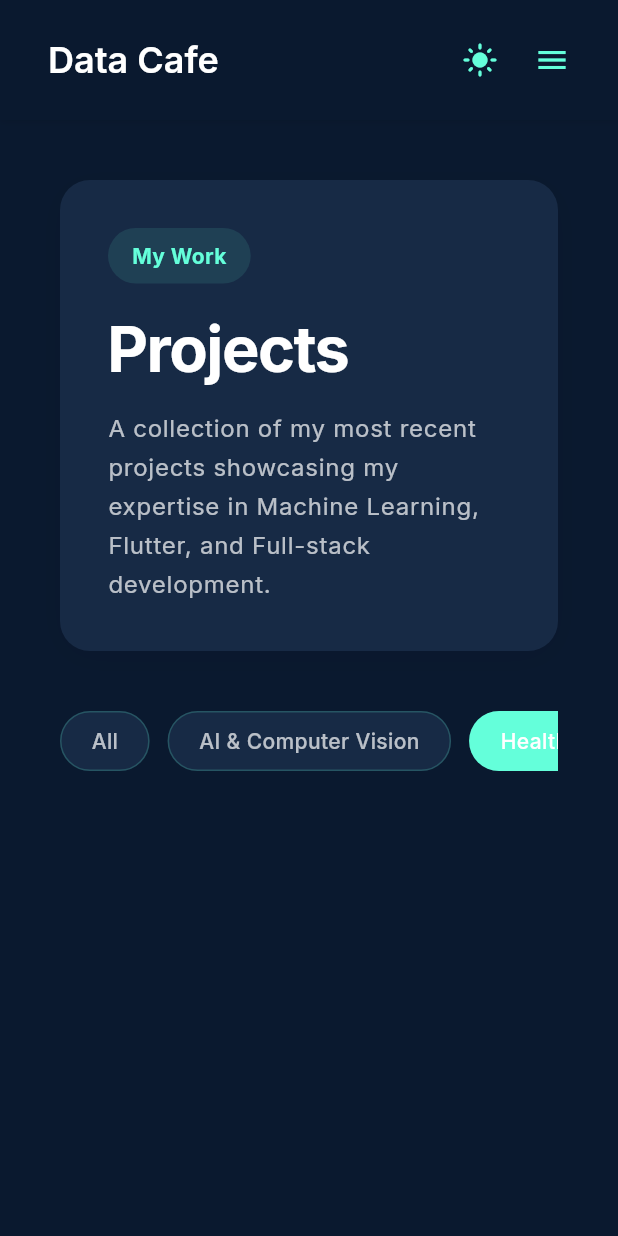
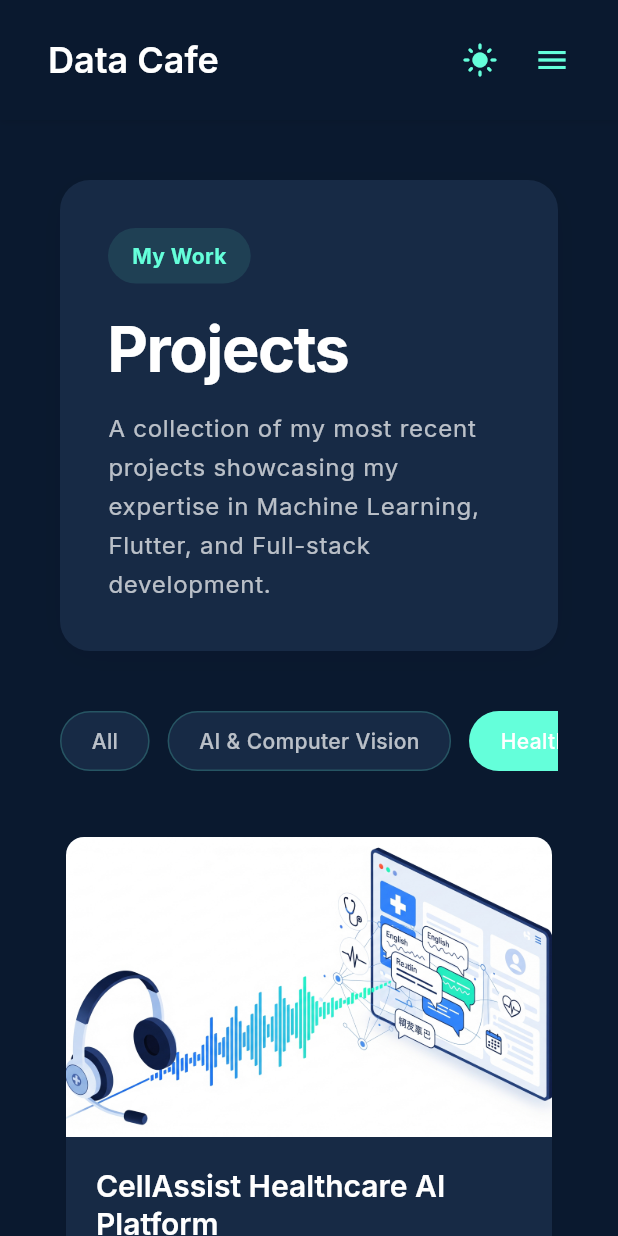
Before and after one commit to rohitk523/Personal-website, a Flutter app: the PortfolioScreen screen opened by its route, after a tap on "AI & Computer Vision", after a tap on "Healthcare & AI", on a phone screen of 412 x 824 dp. Run offline on Flutter 3.47's test engine with Material 3 defaults, Android fonts, the light colour scheme and no system bars; our stand-ins replace animated_text_kit, font_awesome_flutter, google_fonts, shared_preferences; accounts and stored records are empty.

Commit message:
Fix project filtering: enable multi-category support and clean up tech stacks
- Projects can now appear in multiple categories based on their technologies
- Removed non-technical entries like 'Environment Management', 'Testing Framework'
- Kept only actual technologies and frameworks
- Improved categorization logic with proper switch-case implementation

```diff
--- a/flutter_portfolio/lib/screens/portfolio_screen.dart
+++ b/flutter_portfolio/lib/screens/portfolio_screen.dart
@@ -18,29 +18,26 @@ class _PortfolioScreenState extends State<PortfolioScreen> {
     if (selectedCategory == 'All') {
       return projects;
     }
-    return projects.where((project) => _getProjectCategory(project) == selectedCategory).toList();
+    return projects.where((project) => _projectBelongsToCategory(project, selectedCategory)).toList();
   }
 
-  String _getProjectCategory(Project project) {
-    // Categorize based on technologies
+  bool _projectBelongsToCategory(Project project, String category) {
     final techs = project.technologies.map((t) => t.toLowerCase()).toList();
 
-    if (techs.any((t) => ['flutter', 'dart', 'react native', 'mobile'].contains(t))) {
-      return 'Mobile Apps';
+    switch (category) {
+      case 'Mobile Apps':
+        return techs.any((t) => ['flutter', 'dart', 'react native', 'mobile'].contains(t));
+      case 'AI & Computer Vision':
+        return techs.any((t) => ['machine learning', 'computer vision', 'ai', 'yolo', 'detectron2', 'pytorch', 'deepsort', 'sports analytics', 'trajectory analysis', 'object detection', 'opencv', 'yolov8', 'yolov11', 'roboflow', 'gemini'].contains(t));
+      case 'Web Development':
+        return techs.any((t) => ['next.js', 'react', 'typescript', 'javascript', 'web', 'vercel', 'bun', 'shadcn/ui', 'github pages'].contains(t));
+      case 'Backend Systems':
+        return techs.any((t) => ['fastapi', 'python', 'aws', 'microservices', 'backend', 'api development', 'postgresql', 'docker', 'aws lambda', 'opensearch', 'step functions', 'poetry'].contains(t));
+      case 'Healthcare & AI':
+        return techs.any((t) => ['healthcare tech', 'voice ai', 'livekit', 'multi-language', 'chat systems'].contains(t));
+      default:
+        return false;
     }
-    if (techs.any((t) => ['machine learning', 'computer vision', 'ai', 'yolo', 'detectron2', 'pytorch', 'deepsort', 'sports analytics', 'trajectory analysis', 'object detection', 'opencv'].contains(t))) {
-      return 'AI & Computer Vision';
-    }
-    if (techs.any((t) => ['next.js', 'react', 'typescript', 'javascript', 'web', 'vercel', 'bun'].contains(t))) {
-      return 'Web Development';
-    }
-    if (techs.any((t) => ['fastapi', 'python', 'aws', 'microservices', 'backend', 'api development', 'postgresql', 'docker'].contains(t))) {
-      return 'Backend Systems';
-    }
-    if (techs.any((t) => ['healthcare tech', 'voice ai', 'livekit', 'multi-language', 'chat systems'].contains(t))) {
-      return 'Healthcare & AI';
-    }
-    return 'Backend Systems'; // Default category
   }
 
   final List<Project> projects = [
@@ -242,9 +239,7 @@ class _PortfolioScreenState extends State<PortfolioScreen> {
         'LiveKit',
         'FastAPI',
         'Voice AI',
-        'Healthcare Tech',
-        'Multi-language',
-        'Real-time Communication'
+        'Healthcare Tech'
       ],
       imageUrl: 'assets/images/cellassist-platform.png',
     ),
@@ -258,9 +253,7 @@ class _PortfolioScreenState extends State<PortfolioScreen> {
         'Computer Vision',
         'DeepSORT',
         'YOLO11',
-        'OpenCV',
-        'Sports Analytics',
-        'Real-time Processing'
+        'OpenCV'
       ],
       imageUrl: 'assets/images/basketball-analysis-studio.png',
     ),
@@ -270,12 +263,10 @@ class _PortfolioScreenState extends State<PortfolioScreen> {
           'Advanced AI system for basketball shot detection and tracking using YOLOv8/v11 models. Achieves 95% score detection accuracy and 97% shot detection accuracy. Features configurable parameters for different camera angles, real-time processing, and comprehensive trajectory analysis.',
       technologies: [
         'Python',
-        'YOLOv8/v11',
+        'YOLOv8',
+        'YOLOv11',
         'OpenCV',
-        'Computer Vision',
-        'Real-time Processing',
-        'Sports Analytics',
-        'Trajectory Analysis'
+        'Computer Vision'
       ],
       imageUrl: 'assets/images/ai-basketball-detection.png',
     ),
@@ -288,10 +279,7 @@ class _PortfolioScreenState extends State<PortfolioScreen> {
         'FastAPI',
         'AWS Lambda',
         'OpenSearch',
-        'LLM Integration',
-        'Step Functions',
-        'File Classification',
-        'Scalable Architecture'
+        'Step Functions'
       ],
       imageUrl: 'assets/images/genai-backend.png',
     ),
@@ -302,12 +290,8 @@ class _PortfolioScreenState extends State<PortfolioScreen> {
       technologies: [
         'Python',
         'FastAPI',
-        'AWS Services',
-        'Chat Systems',
-        'State Machine',
-        'Dataset Management',
-        'File Processing',
-        'API Development'
+        'AWS',
+        'Chat Systems'
       ],
       imageUrl: 'assets/images/nxchat-backend.png',
     ),
@@ -319,10 +303,7 @@ class _PortfolioScreenState extends State<PortfolioScreen> {
         'Python',
         'FastAPI',
         'Poetry',
-        'WeasyPrint',
-        'Document Generation',
-        'Testing Framework',
-        'Environment Management'
+        'WeasyPrint'
       ],
       imageUrl: 'assets/images/cellbot-backend.png',
     ),
@@ -333,12 +314,8 @@ class _PortfolioScreenState extends State<PortfolioScreen> {
       technologies: [
         'Python',
         'FastAPI',
-        'AWS Integration',
-        'Conda',
-        'Enterprise Architecture',
-        'Dataset Processing',
-        'Production Deployment',
-        'Testing Framework'
+        'AWS',
+        'Conda'
       ],
       imageUrl: 'assets/images/nxchatapp-system.png',
     ),
```
